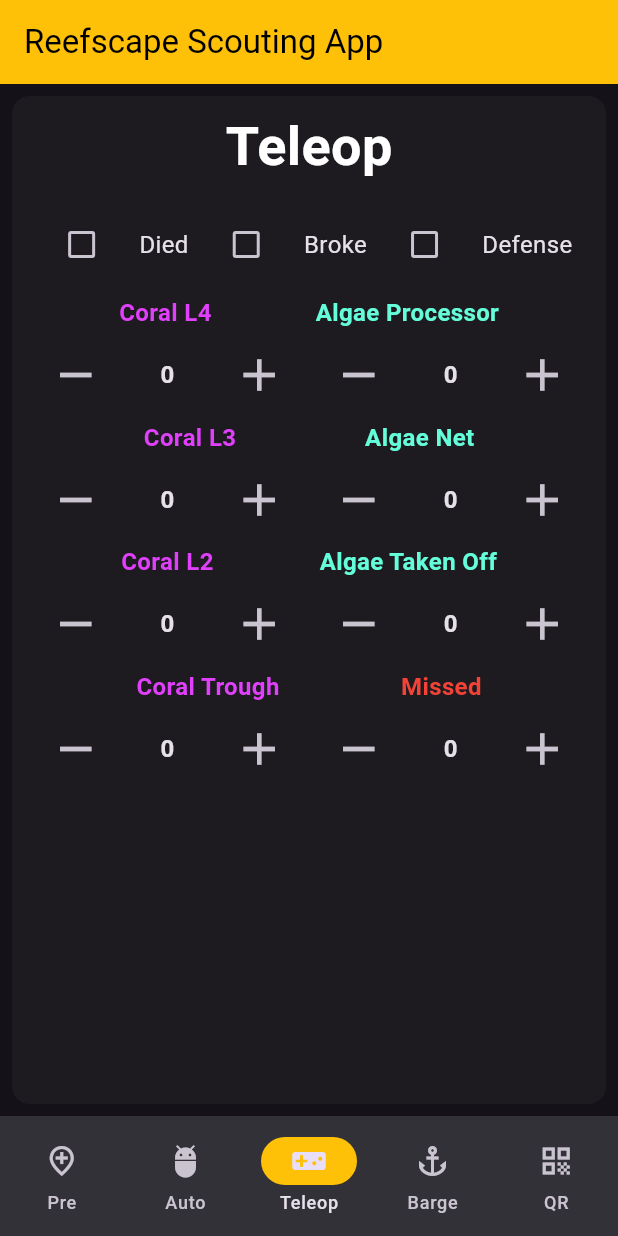
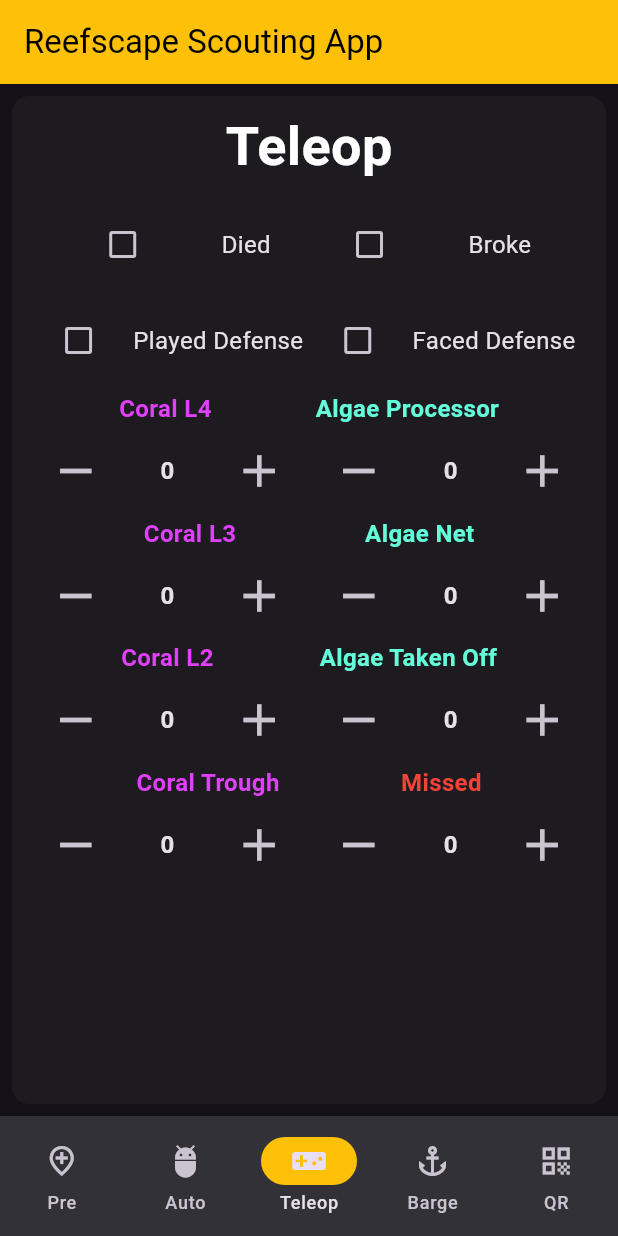
Before and after one commit to aamir-frc-scouting/frc-scouting-app-2025, a Flutter app: the screen it shows after launch, item 3 of the bottom bar chosen, on a phone screen of 412 x 824 dp. Run offline on Flutter 3.47's test engine with Material 3 defaults, Android fonts, the phone set to English and light mode, and no system bars; our stand-ins replace qr_flutter.

Commit message:
Update main.dart

```diff
--- a/lib/main.dart
+++ b/lib/main.dart
@@ -48,6 +48,7 @@ class _MyHomePageState extends State<MyHomePage> {
   int selectedValue = 1;
   bool leaveValue = false;
   String auto = "";
+  int autoCount = 0;
   int teleL4Count = 0;
   int teleL3Count = 0;
   int teleL2Count = 0;
@@ -65,7 +66,8 @@ class _MyHomePageState extends State<MyHomePage> {
   final TextEditingController comments = TextEditingController();
   bool diedValue = false;
   bool brokeValue = false;
-  bool defenseValue = false;
+  bool playedDefense = false;
+  bool facedDefense = false;
   int autoTakeOffCount = 0;
   int teleTakeOffCount = 0;
   String printBoolean(bool value) {
@@ -114,10 +116,10 @@ class _MyHomePageState extends State<MyHomePage> {
     setState(() {
       data =
           "${matchNumber.text}*${teamNumber.text}*${printBoolean(preloadValue)}*$dropdownValue*${getFieldPosition(selectedValue)}*"
-          "${printBoolean(leaveValue)}*$auto*"
-          "${printBoolean(diedValue)}*${printBoolean(brokeValue)}*${printBoolean(defenseValue)}*"
+          "${printBoolean(leaveValue)}*$auto*$autoCount"
+          "${printBoolean(diedValue)}*${printBoolean(brokeValue)}*${printBoolean(playedDefense)}*${printBoolean(facedDefense)}*"
           "$teleL4Count*$teleL3Count*$teleL2Count*$teleTroughCount*$teleProcessorCount*$teleNetCount*$teleTakeOffCount*$teleMissedCount*"
-          "$level*${comments.text}*${getCoralCycles()}*${getEffectiveCycles()}*${scoutName.text}";
+          "$level*${comments.text}*${getCoralCycles()}*${scoutName.text}";
     });
   }
 
@@ -131,6 +133,7 @@ class _MyHomePageState extends State<MyHomePage> {
 
   void resetData() {
     setState(() {
+      autoCount = 0;
       firstPlace = true;
       preloadValue = false;
       selectedValue = 1;
@@ -153,7 +156,8 @@ class _MyHomePageState extends State<MyHomePage> {
       currentPageIndex = 0;
       diedValue = false;
       brokeValue = false;
-      defenseValue = false;
+      playedDefense = false;
+      facedDefense = false;
       autoTakeOffCount = 0;
       teleTakeOffCount = 0;
     });
@@ -219,6 +223,7 @@ class _MyHomePageState extends State<MyHomePage> {
     if (!firstPlace) {
       auto += " - ";
     }
+    autoCount++;
     auto += selectedReefPlacement!;
     auto += selectedReefHeight.toString();
     setState(() {
@@ -739,6 +744,16 @@ class _MyHomePageState extends State<MyHomePage> {
                 ),
                 child: Text("Save"),
               ),
+              Padding(
+                padding: const EdgeInsets.all(8.0),
+                child: Row(
+                  mainAxisAlignment: MainAxisAlignment.center,
+                  children: [
+                    Text(
+                        "YOU MUST HIT THE SAVE BUTTON ABOVE FOR THE CORAL TO COUNT")
+                  ],
+                ),
+              )
             ],
           ),
         ),
@@ -794,16 +809,37 @@ class _MyHomePageState extends State<MyHomePage> {
                           style: TextStyle(
                             fontSize: 16.0,
                           )),
+                    ],
+                  ),
+                ),
+                Padding(
+                  padding: const EdgeInsets.all(8.0),
+                  child: Row(
+                    mainAxisAlignment: MainAxisAlignment.spaceEvenly,
+                    children: [
                       Checkbox(
-                        value: defenseValue,
+                        value: playedDefense,
                         activeColor: Colors.amber,
                         onChanged: (newValue) {
                           setState(() {
-                            defenseValue = newValue!;
+                            playedDefense = newValue!;
                           });
                         },
                       ),
-                      Text("Defense",
+                      Text("Played Defense",
+                          style: TextStyle(
+                            fontSize: 16.0,
+                          )),
+                      Checkbox(
+                        value: facedDefense,
+                        activeColor: Colors.amber,
+                        onChanged: (newValue) {
+                          setState(() {
+                            facedDefense = newValue!;
+                          });
+                        },
+                      ),
+                      Text("Faced Defense",
                           style: TextStyle(
                             fontSize: 16.0,
                           )),
```
